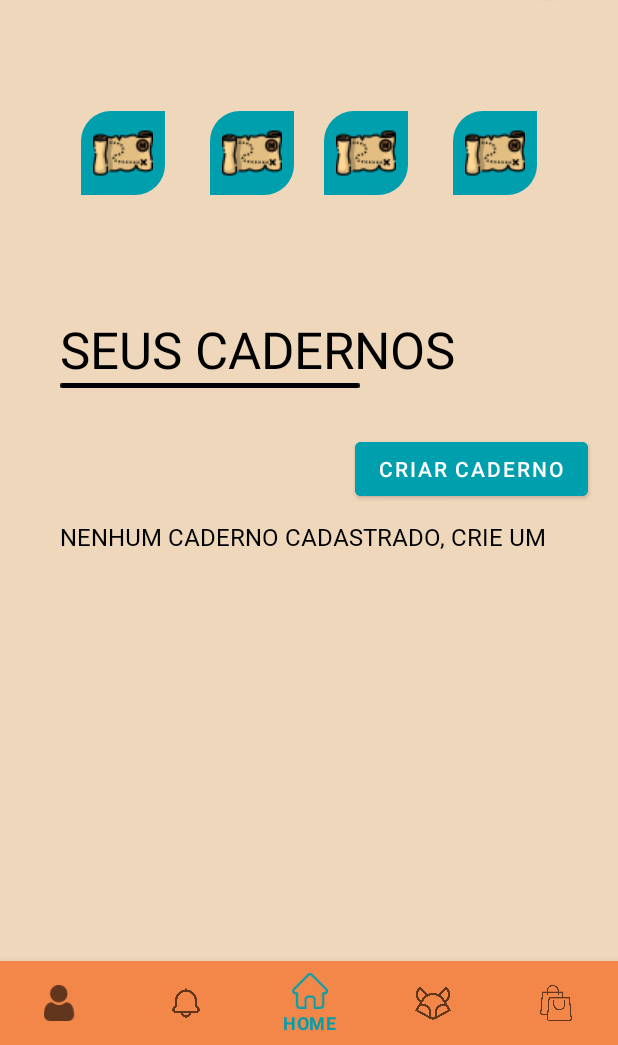
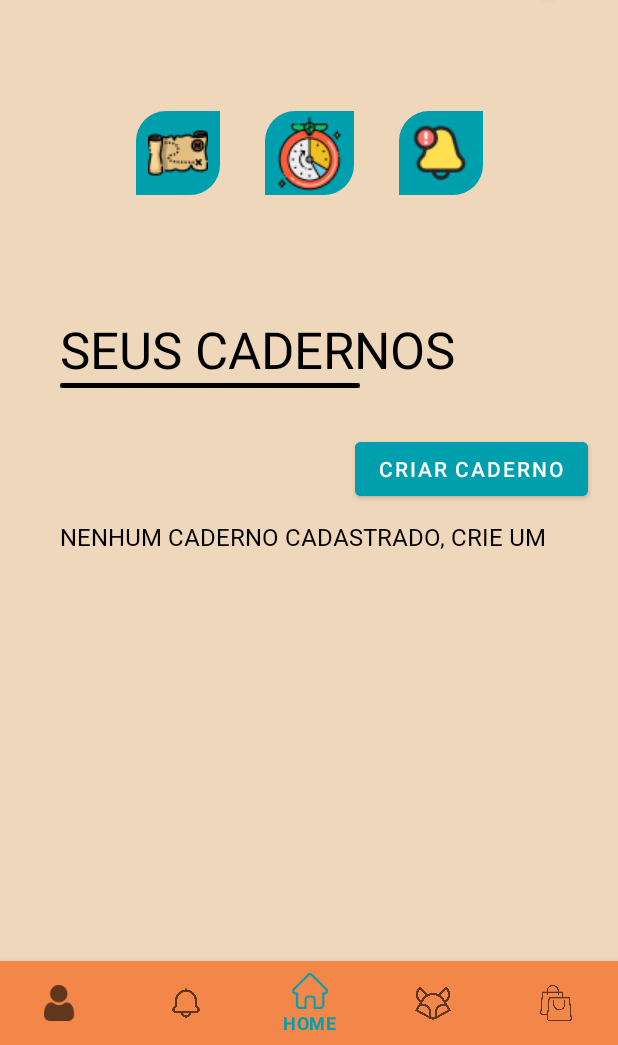
Before and after one commit to httpVictor/I-Fox-Android, an Android app: the HomeFragment screen opened directly, with no data from a screen before it, on a phone screen of 412 x 824 dp, the part 191-1236 px from its top. Run offline under Robolectric (Android 15) with nearby library versions, the phone set to English and light mode, and no system bars; our stand-ins replace navigation-ui; Roboto replaces fonts that are not available here.

Commit message:
dia 14/04

```diff
--- a/app/src/main/java/com/example/i_fox_v1/fragments/HomeFragment.java
+++ b/app/src/main/java/com/example/i_fox_v1/fragments/HomeFragment.java
@@ -1,20 +1,16 @@
 package com.example.i_fox_v1.fragments;
 
-import android.content.Intent;
 import android.os.Bundle;
 
 import androidx.fragment.app.Fragment;
-import androidx.fragment.app.FragmentManager;
-import androidx.fragment.app.FragmentTransaction;
-import androidx.navigation.NavController;
-import androidx.navigation.NavDirections;
 import androidx.navigation.Navigation;
-import androidx.navigation.fragment.NavHostFragment;
 
 import android.view.LayoutInflater;
 import android.view.View;
 import android.view.ViewGroup;
 import android.widget.Button;
+import android.widget.ImageButton;
+import android.widget.TextView;
 
 import com.example.i_fox_v1.R;
 
@@ -26,6 +22,11 @@ public class HomeFragment extends Fragment {
         View view = inflater.inflate(R.layout.fragment_home, container, false);
 
         Button btnCriarCad = view.findViewById(R.id.btnCriarCad);
+        ImageButton imgBtnMap = view.findViewById(R.id.imgBtnMap);
+        ImageButton imgBtnClock = view.findViewById(R.id.imgBtnClock);
+        ImageButton imgBtnBell = view.findViewById(R.id.imgBtnBell);
+        TextView TVCadernoCad = view.findViewById(R.id.TVCadernoCad);
+
 
         btnCriarCad.setOnClickListener(new View.OnClickListener() {
             @Override
--- a/app/src/main/java/com/example/i_fox_v1/fragments/NovoCadernoFragment.java
+++ b/app/src/main/java/com/example/i_fox_v1/fragments/NovoCadernoFragment.java
@@ -9,6 +9,7 @@ import android.view.LayoutInflater;
 import android.view.View;
 import android.view.ViewGroup;
 import android.widget.Button;
+import android.widget.EditText;
 
 import com.example.i_fox_v1.R;
 public class NovoCadernoFragment extends Fragment {
@@ -21,7 +22,7 @@ public class NovoCadernoFragment extends Fragment {
         // Inflate the layout for this fragment
         View view = inflater.inflate(R.layout.fragment_novo_caderno, container, false);
         btnSalvar = view.findViewById(R.id.btnSalvarCaderno);
-
+        EditText etTituloNovoCad = view.findViewById(R.id.etTituloNovoCad);
         btnSalvar.setOnClickListener(new View.OnClickListener() {
             @Override
             public void onClick(View view) {
--- a/app/src/main/java/com/example/i_fox_v1/telas/TelaLogin.java
+++ b/app/src/main/java/com/example/i_fox_v1/telas/TelaLogin.java
@@ -12,6 +12,7 @@ import android.widget.Toast;
 
 import com.example.i_fox_v1.R;
 import com.example.i_fox_v1.TelaHomeAluno;
+import com.example.i_fox_v1.classes.Usuario;
 
 public class TelaLogin extends AppCompatActivity {
 
@@ -37,6 +38,11 @@ public class TelaLogin extends AppCompatActivity {
             @Override
             public void onClick(View view) {
                 //CRIANDO OBJETO DE USUÁRIO
+                //criando uma variavel para puxar os textos da tela
+               String nomeUsuario = etUsuario.getText().toString();
+               String senhaUsuario = etUsuario.getText().toString();
+
+                Usuario usuario = new Usuario(nomeUsuario, senhaUsuario);
 
                 //CONFIRMAR SE O USUÁRIO EXISTE E SE A SENHA CONDIZ COM A DAQUELE USUÁRIO
 
--- a/app/src/main/res/layout/fragment_home.xml
+++ b/app/src/main/res/layout/fragment_home.xml
@@ -67,47 +67,36 @@
             app:layout_constraintTop_toBottomOf="@+id/constraintLayout3">
 
             <ImageButton
-                android:id="@+id/imageButton"
+                android:id="@+id/imgBtnMap"
                 android:layout_width="wrap_content"
                 android:layout_height="wrap_content"
                 android:layout_marginEnd="30dp"
                 android:background="@drawable/shape_botao_inicio"
                 android:padding="8dp"
                 android:src="@drawable/mapa_icon"
-                app:layout_constraintEnd_toStartOf="@+id/imageButton2"
+                app:layout_constraintEnd_toStartOf="@+id/imgBtnClock"
                 app:layout_constraintStart_toStartOf="parent"
                 app:layout_constraintTop_toTopOf="parent" />
 
             <ImageButton
-                android:id="@+id/imageButton2"
-                android:layout_width="wrap_content"
-                android:layout_height="wrap_content"
-                android:layout_marginEnd="20dp"
+                android:id="@+id/imgBtnClock"
+                android:layout_width="59dp"
+                android:layout_height="56dp"
+                android:layout_marginEnd="30dp"
                 android:background="@drawable/shape_botao_inicio"
                 android:padding="8dp"
-                android:src="@drawable/mapa_icon"
-                app:layout_constraintEnd_toStartOf="@+id/imageButton4"
+                android:src="@drawable/pomodoro_icon"
+                app:layout_constraintEnd_toStartOf="@+id/imgBtnBell"
                 app:layout_constraintTop_toTopOf="parent" />
 
             <ImageButton
-                android:id="@+id/imageButton3"
+                android:id="@+id/imgBtnBell"
                 android:layout_width="wrap_content"
                 android:layout_height="wrap_content"
                 android:background="@drawable/shape_botao_inicio"
                 android:padding="8dp"
-                android:src="@drawable/mapa_icon"
+                android:src="@drawable/alarme2"
                 app:layout_constraintEnd_toEndOf="parent"
-                app:layout_constraintTop_toTopOf="parent" />
-
-            <ImageButton
-                android:id="@+id/imageButton4"
-                android:layout_width="wrap_content"
-                android:layout_height="wrap_content"
-                android:layout_marginEnd="30dp"
-                android:background="@drawable/shape_botao_inicio"
-                android:padding="8dp"
-                android:src="@drawable/mapa_icon"
-                app:layout_constraintEnd_toStartOf="@+id/imageButton3"
                 app:layout_constraintTop_toTopOf="parent" />
         </androidx.constraintlayout.widget.ConstraintLayout>
 
@@ -144,7 +133,7 @@
             app:layout_constraintTop_toBottomOf="@+id/imageView3" />
 
         <TextView
-            android:id="@+id/textView3"
+            android:id="@+id/TVCadernoCad"
             android:layout_width="wrap_content"
             android:layout_height="wrap_content"
             android:layout_marginStart="40dp"
--- a/app/src/main/res/layout/fragment_novo_caderno.xml
+++ b/app/src/main/res/layout/fragment_novo_caderno.xml
@@ -48,7 +48,7 @@
                 app:layout_constraintTop_toTopOf="parent">
 
                 <EditText
-                    android:id="@+id/editTextTextPersonName"
+                    android:id="@+id/etTituloNovoCad"
                     android:layout_width="wrap_content"
                     android:layout_height="wrap_content"
                     android:ems="10"
```
Also changed, not shown: app/src/main/java/com/example/i_fox_v1/telas/TelaCadastro.java (+11 -1 lines), app/src/main/res/drawable/alarme2.png (added).
